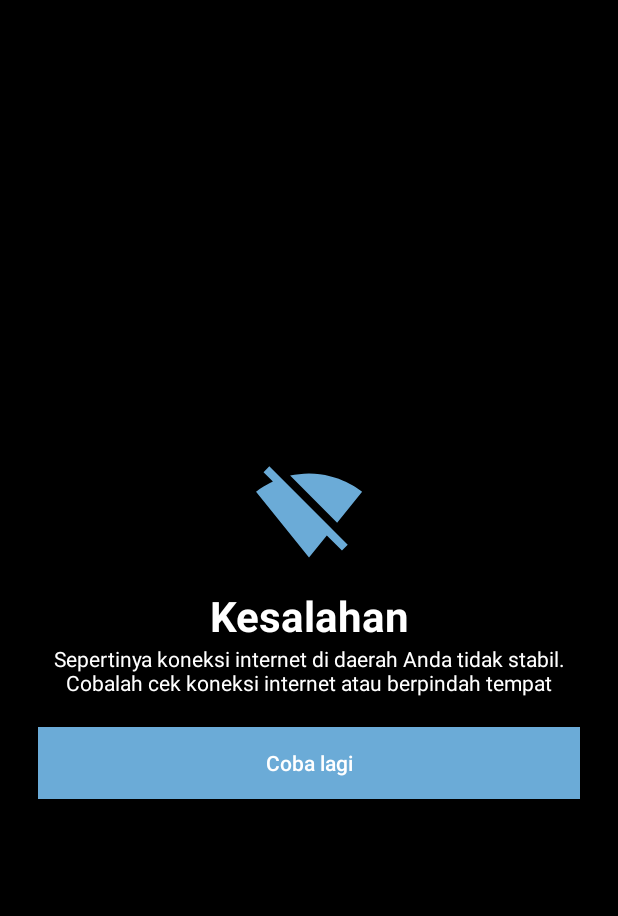
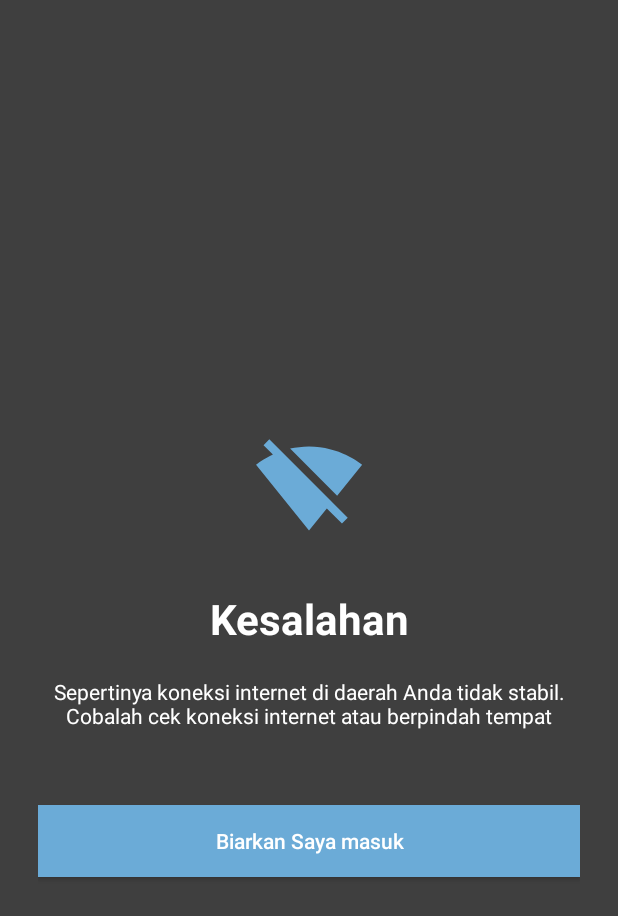
Before and after one commit to Mukhlashin/RajaAmpat, an Android app: the ErrorActivity screen opened directly, with no data from a screen before it, on a phone screen of 412 x 824 dp. Shown: the top 916 px of the screen. Run offline under Robolectric (Android 15) with nearby library versions, the phone set to English and light mode, and no system bars; 2 statements that could not run were skipped.

Commit message:
Merge branch 'master' of /Users/yazidm.f./StudioProjects/RajaAmpat with conflicts.

```diff
--- a/app/src/main/res/layout/activity_home.xml
+++ b/app/src/main/res/layout/activity_home.xml
@@ -1,5 +1,5 @@
 <?xml version="1.0" encoding="utf-8"?>
-<RelativeLayout xmlns:android="http://schemas.android.com/apk/res/android"
+<androidx.constraintlayout.widget.ConstraintLayout xmlns:android="http://schemas.android.com/apk/res/android"
     xmlns:app="http://schemas.android.com/apk/res-auto"
     xmlns:tools="http://schemas.android.com/tools"
     android:layout_width="match_parent"
@@ -249,4 +249,4 @@
         android:layout_marginTop="60dp"
         android:orientation="vertical" />
 
-</RelativeLayout>
+</androidx.constraintlayout.widget.ConstraintLayout>
--- a/app/src/main/res/layout/activity_register.xml
+++ b/app/src/main/res/layout/activity_register.xml
@@ -1,5 +1,5 @@
 <?xml version="1.0" encoding="utf-8"?>
-<LinearLayout xmlns:android="http://schemas.android.com/apk/res/android"
+<androidx.constraintlayout.widget.ConstraintLayout xmlns:android="http://schemas.android.com/apk/res/android"
     xmlns:app="http://schemas.android.com/apk/res-auto"
     xmlns:tools="http://schemas.android.com/tools"
     android:layout_width="match_parent"
@@ -25,4 +25,4 @@
 
     </FrameLayout>
 
-</LinearLayout>
+</androidx.constraintlayout.widget.ConstraintLayout>
--- a/app/src/main/res/layout/error_layout.xml
+++ b/app/src/main/res/layout/error_layout.xml
@@ -1,48 +1,59 @@
 <?xml version="1.0" encoding="utf-8"?>
-<LinearLayout xmlns:android="http://schemas.android.com/apk/res/android"
+<androidx.constraintlayout.widget.ConstraintLayout xmlns:android="http://schemas.android.com/apk/res/android"
+    xmlns:app="http://schemas.android.com/apk/res-auto"
     android:padding="25dp"
     android:orientation="vertical"
     android:layout_width="match_parent"
     android:layout_height="match_parent"
-    android:background="#000"
+    android:background="#BF000000"
     android:gravity="center">
 
     <ImageView
-        android:layout_width="100dp"
+        android:layout_width="match_parent"
         android:layout_height="100dp"
+        app:layout_constraintStart_toStartOf="parent"
         android:src="@drawable/ic_nointernet"
-        android:layout_gravity="center_horizontal"/>
+        android:layout_marginBottom="20dp"
+        app:layout_constraintBottom_toTopOf="@+id/tv_salah"/>
 
     <TextView
-        android:layout_width="wrap_content"
+        android:id="@+id/tv_salah"
+        android:layout_width="match_parent"
         android:layout_height="wrap_content"
+        app:layout_constraintTop_toTopOf="parent"
+        app:layout_constraintBottom_toBottomOf="parent"
+        app:layout_constraintStart_toStartOf="parent"
         android:text="Kesalahan"
         android:textStyle="bold"
         android:textColor="#FFF"
         android:textSize="28sp"
-        android:gravity="center"
-        android:layout_gravity="center_horizontal"/>
+        android:gravity="center"/>
 
     <TextView
-        android:layout_width="wrap_content"
+        android:id="@+id/tv_desk"
+        android:layout_width="match_parent"
         android:layout_height="wrap_content"
+        app:layout_constraintStart_toStartOf="parent"
+        android:layout_marginTop="20dp"
         android:text="Sepertinya koneksi internet di daerah Anda tidak stabil. Cobalah cek koneksi internet atau berpindah tempat"
         android:textStyle="normal"
         android:textColor="#FFF"
         android:textSize="14sp"
         android:gravity="center"
-        android:layout_gravity="center_horizontal"/>
+        app:layout_constraintTop_toBottomOf="@+id/tv_salah"/>
 
     <Button
-        android:id="@+id/btn_let_me_in"
+        android:id="@+id/btn_okay"
         android:layout_width="match_parent"
         android:layout_height="wrap_content"
-        android:text="Coba lagi"
+        android:layout_marginTop="50dp"
+        app:layout_constraintStart_toStartOf="parent"
+        android:text="Biarkan Saya masuk"
         android:background="#6babd7"
         android:textAllCaps="false"
         android:textStyle="normal"
-        android:onClick="goToHome"
         android:textColor="#fff"
-        android:layout_marginTop="20dp"/>
+        android:gravity="center"
+        app:layout_constraintTop_toBottomOf="@+id/tv_desk"/>
 
-</LinearLayout>
+</androidx.constraintlayout.widget.ConstraintLayout>
--- a/app/src/main/res/layout/itemview_report_activity.xml
+++ b/app/src/main/res/layout/itemview_report_activity.xml
@@ -1,5 +1,5 @@
 <?xml version="1.0" encoding="utf-8"?>
-<LinearLayout xmlns:android="http://schemas.android.com/apk/res/android"
+<androidx.constraintlayout.widget.ConstraintLayout xmlns:android="http://schemas.android.com/apk/res/android"
     xmlns:app="http://schemas.android.com/apk/res-auto"
     android:orientation="vertical"
     android:layout_width="match_parent"
@@ -8,6 +8,8 @@
     <LinearLayout
         android:layout_width="match_parent"
         android:layout_height="wrap_content"
+        app:layout_constraintTop_toTopOf="parent"
+        app:layout_constraintStart_toStartOf="parent"
         android:paddingBottom="10dp"
         android:orientation="vertical">
 
@@ -158,4 +160,4 @@
 
     </LinearLayout>
 
-</LinearLayout>
+</androidx.constraintlayout.widget.ConstraintLayout>
```
Also changed, not shown: app/src/main/res/layout/activity_detail_destination.xml (+7 -3 lines), app/src/main/res/layout/activity_detail_news.xml (+8 -5 lines), app/src/main/res/layout/activity_detail_report.xml (+12 -34 lines), app/src/main/res/layout/activity_edit_profile.xml (+6 -3 lines), app/src/main/res/layout/activity_send_report.xml (+17 -28 lines), app/src/main/res/layout/activity_transport.xml (+6 -4 lines), app/src/main/res/layout/fragment_menu.xml (+10 -6 lines), app/src/main/res/layout/itemview_activity_news.xml (+9 -4 lines), app/src/main/res/layout/itemview_destination_activity.xml (+9 -4 lines), app/src/main/res/layout/itemview_hotel_activity.xml (+9 -4 lines).
